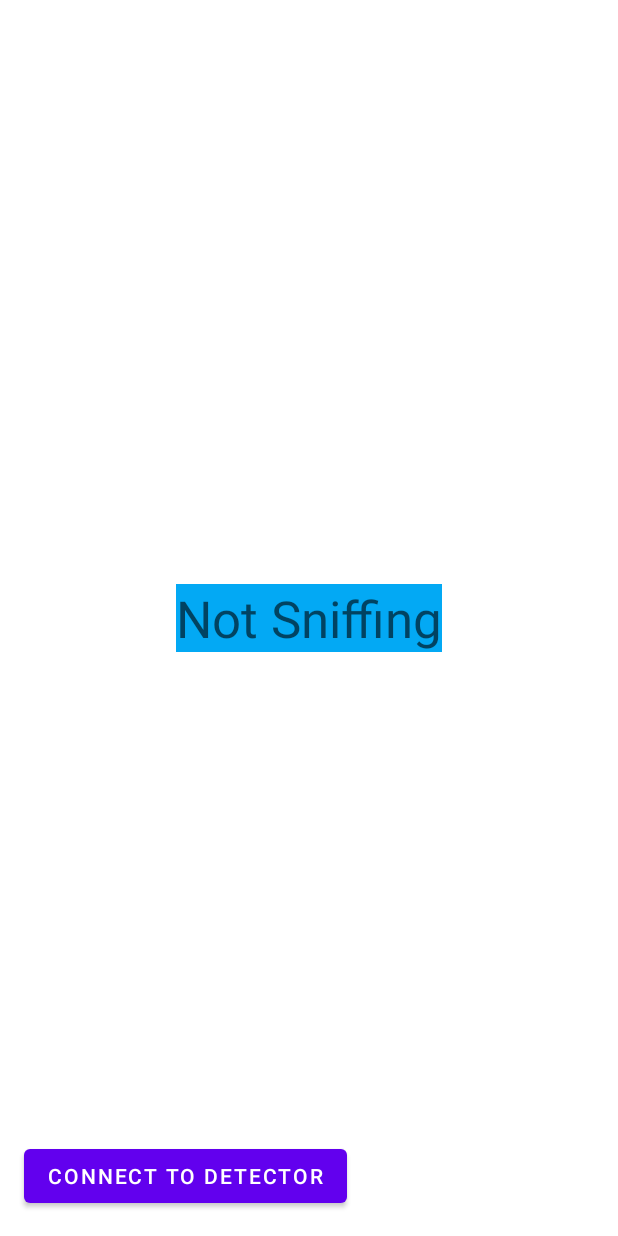
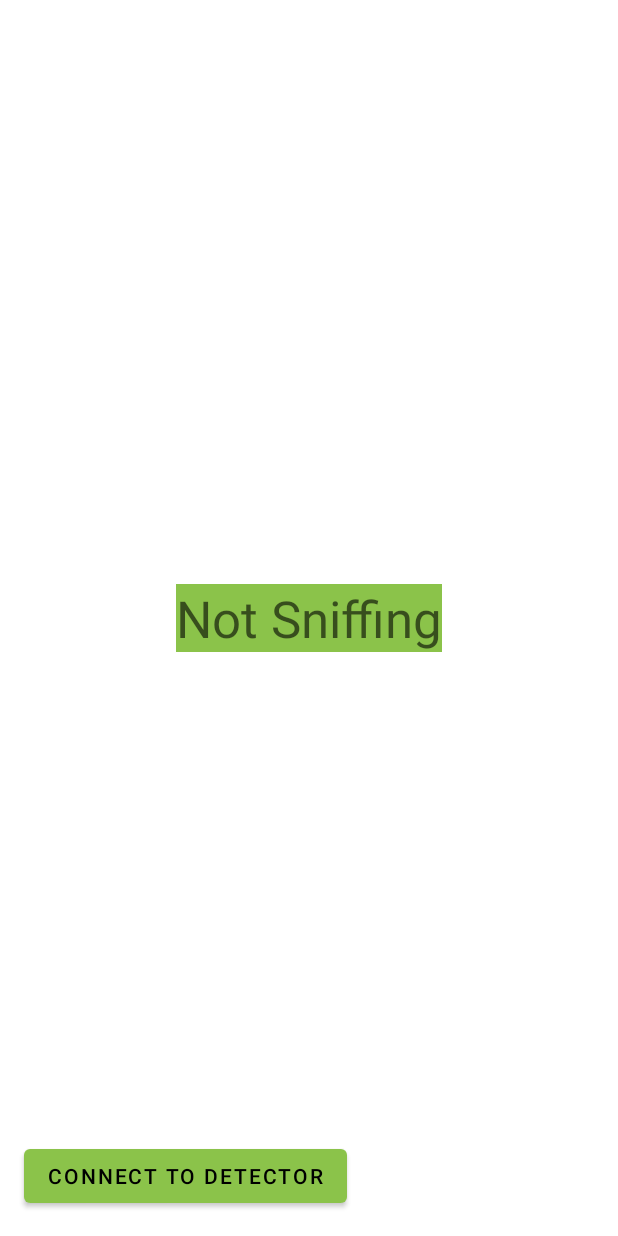
Before and after one commit to Joerg-Schultz/SniffingDetector, an Android app: the layout fragment_main.xml on its own in the app's theme, with its tools: preview values and no code run, on a phone screen of 412 x 824 dp. Run offline under Robolectric (Android 15) with nearby library versions, the phone set to English and light mode, and no system bars.

Commit message:
Version for Facebook Video

```diff
--- a/Detecting/SniffingDetectorApp/app/src/main/java/de/tierwohlteam/android/sniffingdetectorapp/fragments/MainFragment.kt
+++ b/Detecting/SniffingDetectorApp/app/src/main/java/de/tierwohlteam/android/sniffingdetectorapp/fragments/MainFragment.kt
@@ -11,6 +11,7 @@ import android.view.LayoutInflater
 import android.view.View
 import android.view.ViewGroup
 import androidx.core.app.ActivityCompat
+import androidx.core.content.ContextCompat
 import androidx.fragment.app.activityViewModels
 import androidx.lifecycle.lifecycleScope
 import com.google.android.material.dialog.MaterialAlertDialogBuilder
@@ -52,11 +53,11 @@ class MainFragment : Fragment() {
                 when (sniffingStatus) {
                     SniffingDetectorStatus.SNIFFING -> {
                         binding.message.text = getString(R.string.sniffing)
-                        binding.message.setBackgroundColor(Color.GREEN)
+                        binding.message.setBackgroundColor(ContextCompat.getColor(requireContext(), R.color.accent))
                     }
                     SniffingDetectorStatus.NOT_SNIFFING -> {
                         binding.message.text = getString(R.string.not_sniffing)
-                        binding.message.setBackgroundColor(Color.BLUE)
+                        binding.message.setBackgroundColor(ContextCompat.getColor(requireContext(), R.color.primaryColor))
                     }
                     else -> { /* NO-OP */
                     }
--- a/Detecting/SniffingDetectorApp/app/src/main/res/layout/fragment_main.xml
+++ b/Detecting/SniffingDetectorApp/app/src/main/res/layout/fragment_main.xml
@@ -17,7 +17,8 @@
             app:layout_constraintEnd_toEndOf="parent"
             app:layout_constraintStart_toStartOf="parent"
             app:layout_constraintTop_toTopOf="parent"
-            android:textAppearance="@style/TextAppearance.AppCompat.Display1" android:background="#03A9F4"/>
+            android:textAppearance="@style/TextAppearance.AppCompat.Display1"
+            android:background="@color/primary"/>
     <Button
             android:text="@string/connect_to_detector"
             android:layout_width="wrap_content"
--- a/Detecting/SniffingDetectorApp/app/src/main/res/values/colors.xml
+++ b/Detecting/SniffingDetectorApp/app/src/main/res/values/colors.xml
@@ -9,4 +9,23 @@
     <color name="white">#FFFFFFFF</color>
     <color name="sniffing">#008000</color>
     <color name="not_sniffing">#0000FF</color>
+
+    <!-- Palette generated by Material Palette - materialpalette.com/light-green/orange -->
+    <color name="primary">#8BC34A</color>
+    <color name="primary_dark">#689F38</color>
+    <color name="primary_light">#DCEDC8</color>
+    <color name="accent">#FF9800</color>
+    <color name="primary_text">#212121</color>
+    <color name="secondary_text">#757575</color>
+    <color name="icons">#212121</color>
+    <color name="divider">#BDBDBD</color>
+
+    <color name="primaryColor">#c5e1a5</color>
+    <color name="primaryLightColor">#f8ffd7</color>
+    <color name="primaryDarkColor">#94af76</color>
+    <color name="secondaryColor">#afb42b</color>
+    <color name="secondaryLightColor">#e4e65e</color>
+    <color name="secondaryDarkColor">#7c8500</color>
+    <color name="primaryTextColor">#000000</color>
+    <color name="secondaryTextColor">#000000</color>
 </resources>
--- a/Detecting/SniffingDetectorApp/app/src/main/res/values/themes.xml
+++ b/Detecting/SniffingDetectorApp/app/src/main/res/values/themes.xml
@@ -2,15 +2,16 @@
     <!-- Base application theme. -->
     <style name="Theme.SniffingDetectorApp" parent="Theme.MaterialComponents.DayNight.DarkActionBar">
         <!-- Primary brand color. -->
-        <item name="colorPrimary">@color/purple_500</item>
-        <item name="colorPrimaryVariant">@color/purple_700</item>
-        <item name="colorOnPrimary">@color/white</item>
+        <item name="colorPrimary">@color/primary</item>
+        <item name="colorPrimaryVariant">@color/primary_dark</item>
+        <item name="colorOnPrimary">@color/black</item>
         <!-- Secondary brand color. -->
-        <item name="colorSecondary">@color/teal_200</item>
-        <item name="colorSecondaryVariant">@color/teal_700</item>
+        <item name="colorSecondary">@color/secondaryColor</item>
+        <item name="colorSecondaryVariant">@color/secondaryDarkColor</item>
         <item name="colorOnSecondary">@color/black</item>
         <!-- Status bar color. -->
         <item name="android:statusBarColor" tools:targetApi="l">?attr/colorPrimaryVariant</item>
         <!-- Customize your theme here. -->
+        <item name="colorAccent">@color/accent</item>
     </style>
 </resources>
```
Also changed, not shown: 9 other files.
